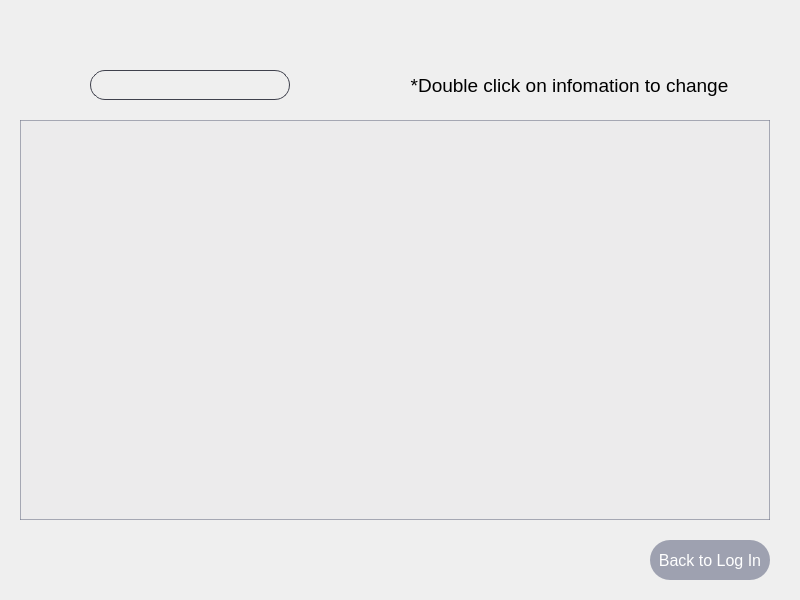
Qt form administrator.ui (anton-ovod/CarRentalSystem) before a commit.
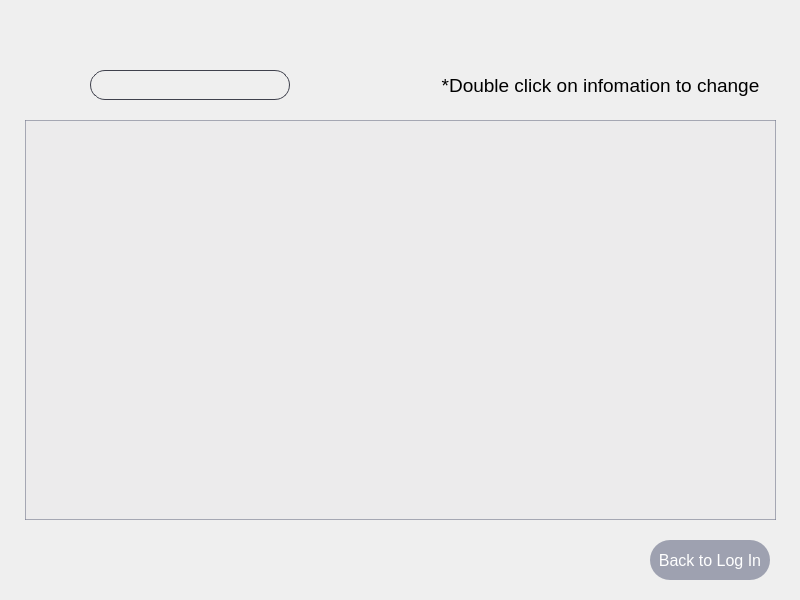
The same form after that commit. Icons and pictures are not drawn.

```diff
--- a/administrator.ui
+++ b/administrator.ui
@@ -34,9 +34,9 @@
   <widget class="QTableView" name="usersView">
    <property name="geometry">
     <rect>
-     <x>20</x>
+     <x>25</x>
      <y>120</y>
-     <width>750</width>
+     <width>751</width>
      <height>400</height>
     </rect>
    </property>
@@ -137,7 +137,7 @@
   <widget class="QLabel" name="label_2">
    <property name="geometry">
     <rect>
-     <x>369</x>
+     <x>400</x>
      <y>70</y>
      <width>401</width>
      <height>30</height>
```
